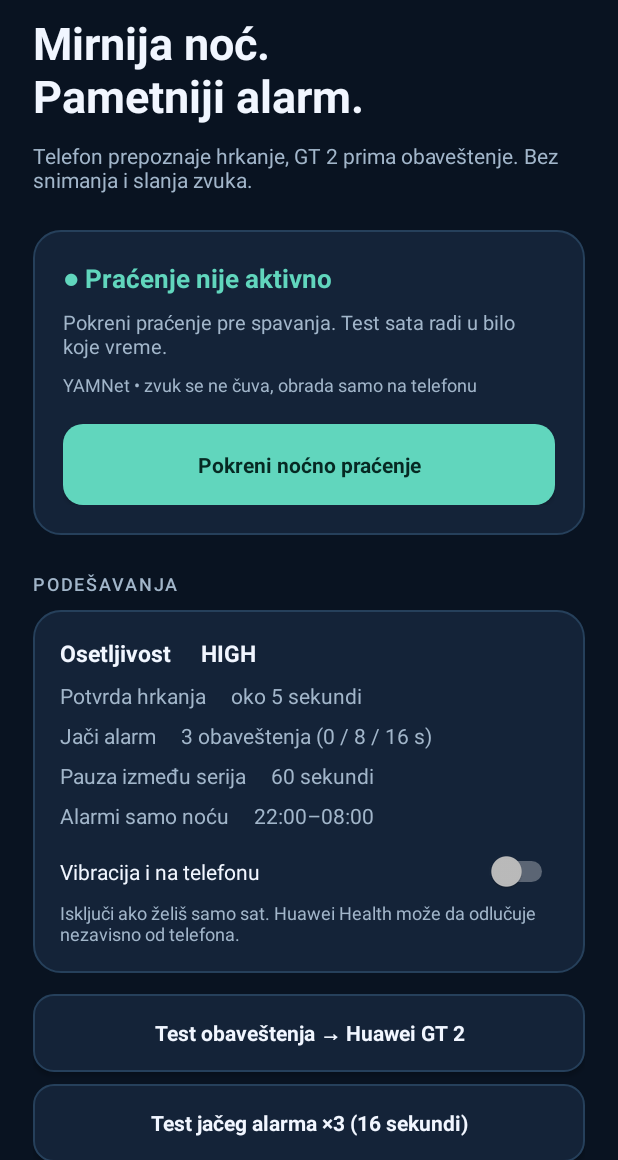
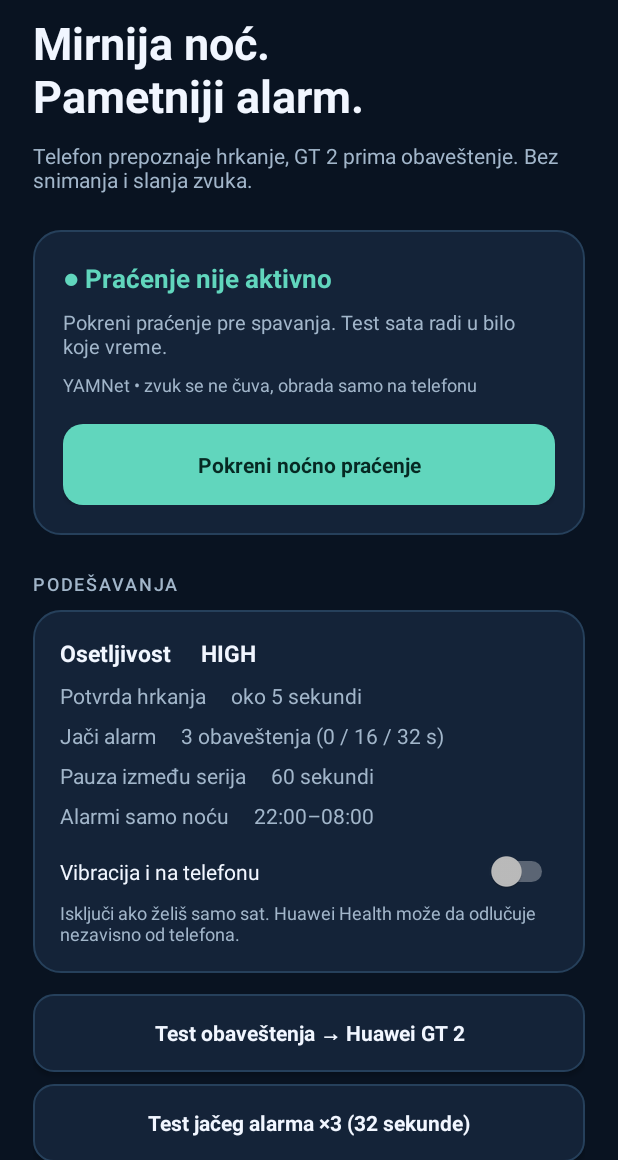
Before and after one commit to miodragmikrut1980/snore-guard, an Android app: the screen it shows after launch (MainActivity), on a phone screen of 412 x 824 dp, the part 76-1236 px from its top. Run offline under Robolectric (Android 15) with nearby library versions, the phone set to English and light mode, and no system bars.

Commit message:
v0.3.2: space GT 2 alert bursts 16 seconds apart

```diff
--- a/app/build.gradle.kts
+++ b/app/build.gradle.kts
@@ -15,8 +15,8 @@ android {
         applicationId = "rs.snoreguard.mvp"
         minSdk = 26
         targetSdk = 35
-        versionCode = 31
-        versionName = "0.3.1"
+        versionCode = 32
+        versionName = "0.3.2"
         testInstrumentationRunner = "androidx.test.runner.AndroidJUnitRunner"
     }
     buildTypes {
--- a/app/src/main/java/rs/snoreguard/mvp/AlarmBurst.kt
+++ b/app/src/main/java/rs/snoreguard/mvp/AlarmBurst.kt
@@ -6,7 +6,7 @@ fun interface BurstScheduler {
 }
 
 /**
- * A 3-notification burst at T+0, T+8s and T+16s.
+ * A 3-notification burst at T+0, T+16s and T+32s.
  * One instance is owned by the monitoring service; a separate instance handles the manual test.
  * All calls must be made from the same thread (Android main thread in production).
  * Cancellation invalidates already scheduled callbacks via a generation token.
@@ -54,6 +54,6 @@ class AlarmBurst(
 
     companion object {
         const val TOTAL_ALERTS = 3
-        const val INTERVAL_MILLIS = 8_000L
+        const val INTERVAL_MILLIS = 16_000L
     }
 }
--- a/app/src/main/java/rs/snoreguard/mvp/MainActivity.kt
+++ b/app/src/main/java/rs/snoreguard/mvp/MainActivity.kt
@@ -73,8 +73,8 @@ class MainActivity : Activity() {
             emit = { step ->
                 AlertNotifier.sendWatchAlert(this, test = true, step = step)
                 testBurstStatus.text = if (step < 3) {
-                    "Test: poslato ${step}/3 • sledeće za 8 s"
-                } else "Test završen: 3 odvojena obaveštenja za 16 s"
+                    "Test: poslato ${step}/3 • sledeće za 16 s"
+                } else "Test završen: 3 odvojena obaveštenja za 32 s"
                 if (step == 3) testBurst.isEnabled = true
             }
         )
@@ -140,7 +140,7 @@ class MainActivity : Activity() {
                 }
             } else if (!manualBurst.isRunning) {
                 testBurst.isEnabled = false
-                testBurstStatus.text = "Počinje test: 0 s / 8 s / 16 s"
+                testBurstStatus.text = "Počinje test: 0 s / 16 s / 32 s"
                 if (!manualBurst.start()) {
                     testBurst.isEnabled = true
                     testBurstStatus.text = "Test nije pokrenut: proveri dozvole i obaveštenja."
--- a/app/src/main/java/rs/snoreguard/mvp/MonitorService.kt
+++ b/app/src/main/java/rs/snoreguard/mvp/MonitorService.kt
@@ -142,7 +142,7 @@ class MonitorService : Service() {
                 if (alert) {
                     store.update(engine, lastScore, modelActive = true)
                     // The alarm's first notification is immediate; steps 2/3 are sent
-                    // 8/16 seconds later ONLY while hrkanje continues and service is active.
+                    // 16/32 seconds later ONLY while hrkanje continues and service is active.
                     mainHandler.post { if (recording) alertBurst.start() }
                 }
                 if (engine.analysedFrames % 5 == 0) store.update(engine, lastScore, modelActive = true)
--- a/app/src/main/res/layout/activity_main.xml
+++ b/app/src/main/res/layout/activity_main.xml
@@ -52,7 +52,7 @@
             <TextView android:layout_width="match_parent" android:layout_height="wrap_content"
                 android:layout_marginTop="8dp" android:text="Potvrda hrkanja     oko 5 sekundi" android:textColor="@color/text_secondary" android:textSize="14sp" />
             <TextView android:layout_width="match_parent" android:layout_height="wrap_content"
-                android:layout_marginTop="7dp" android:text="Jači alarm     3 obaveštenja (0 / 8 / 16 s)"
+                android:layout_marginTop="7dp" android:text="Jači alarm     3 obaveštenja (0 / 16 / 32 s)"
                 android:textColor="@color/text_secondary" android:textSize="14sp" />
             <TextView android:layout_width="match_parent" android:layout_height="wrap_content"
                 android:layout_marginTop="7dp" android:text="Pauza između serija     60 sekundi" android:textColor="@color/text_secondary" android:textSize="14sp" />
@@ -72,12 +72,12 @@
             android:background="@drawable/bg_secondary" />
 
         <Button android:id="@+id/testBurstButton" android:layout_width="match_parent" android:layout_height="52dp"
-            android:layout_marginTop="8dp" android:text="Test jačeg alarma ×3 (16 sekundi)"
+            android:layout_marginTop="8dp" android:text="Test jačeg alarma ×3 (32 sekunde)"
             android:textAllCaps="false" android:textStyle="bold" android:textColor="@color/text_primary"
             android:background="@drawable/bg_secondary" />
         <TextView android:id="@+id/testBurstStatus" android:layout_width="match_parent"
             android:layout_height="wrap_content" android:layout_marginTop="7dp"
-            android:text="Test ×3 radi i van noćnog intervala. Ostavi aplikaciju otvorenu tokom testa."
+            android:text="Test ×3 (0/16/32 s) radi i tokom dana. Ostavi aplikaciju otvorenu."
             android:textColor="@color/text_secondary" android:textSize="12sp" />
         <TextView android:layout_width="match_parent" android:layout_height="wrap_content"
             android:layout_marginTop="26dp" android:text="OVO PRAĆENJE" android:letterSpacing="0.10"
```
Also changed, not shown: 3 other files.
